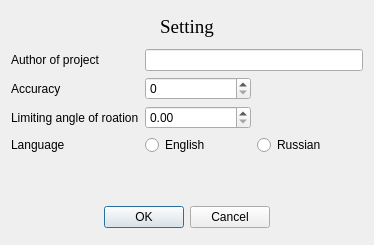
This is route-calc/setting.ui in anhptvolga/route-cal as Qt 5 draws it before an edit. The edited form follows.
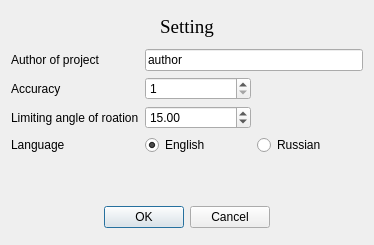
This is the edited form.

```diff
--- a/route-calc/setting.ui
+++ b/route-calc/setting.ui
@@ -55,7 +55,11 @@
       </widget>
      </item>
      <item row="0" column="1" colspan="2">
-      <widget class="QLineEdit" name="lineEdit"/>
+      <widget class="QLineEdit" name="le_author">
+       <property name="text">
+        <string>author</string>
+       </property>
+      </widget>
      </item>
      <item row="1" column="0">
       <widget class="QLabel" name="label_4">
@@ -65,7 +69,17 @@
       </widget>
      </item>
      <item row="1" column="1">
-      <widget class="QSpinBox" name="spinBox"/>
+      <widget class="QSpinBox" name="sb_acc">
+       <property name="minimum">
+        <number>1</number>
+       </property>
+       <property name="maximum">
+        <number>4</number>
+       </property>
+       <property name="value">
+        <number>1</number>
+       </property>
+      </widget>
      </item>
      <item row="2" column="0">
       <widget class="QLabel" name="label_5">
@@ -75,7 +89,17 @@
       </widget>
      </item>
      <item row="2" column="1">
-      <widget class="QDoubleSpinBox" name="doubleSpinBox"/>
+      <widget class="QDoubleSpinBox" name="sb_angle">
+       <property name="decimals">
+        <number>2</number>
+       </property>
+       <property name="maximum">
+        <double>180.000000000000000</double>
+       </property>
+       <property name="value">
+        <double>15.000000000000000</double>
+       </property>
+      </widget>
      </item>
      <item row="3" column="0">
       <widget class="QLabel" name="label_2">
@@ -89,6 +113,9 @@
        <property name="text">
         <string>English</string>
        </property>
+       <property name="checked">
+        <bool>true</bool>
+       </property>
       </widget>
      </item>
      <item row="3" column="2">
```
Left out of the diff: 4 changed lines with no effect on the pictures.
